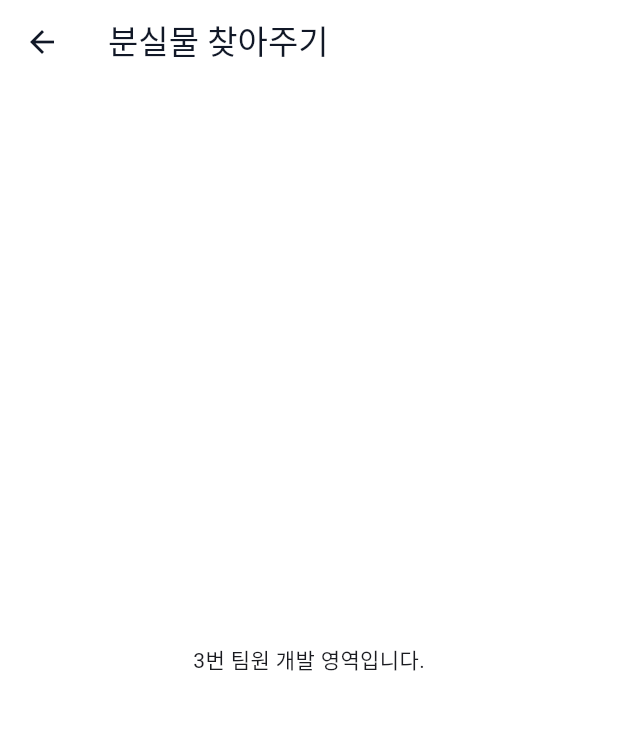
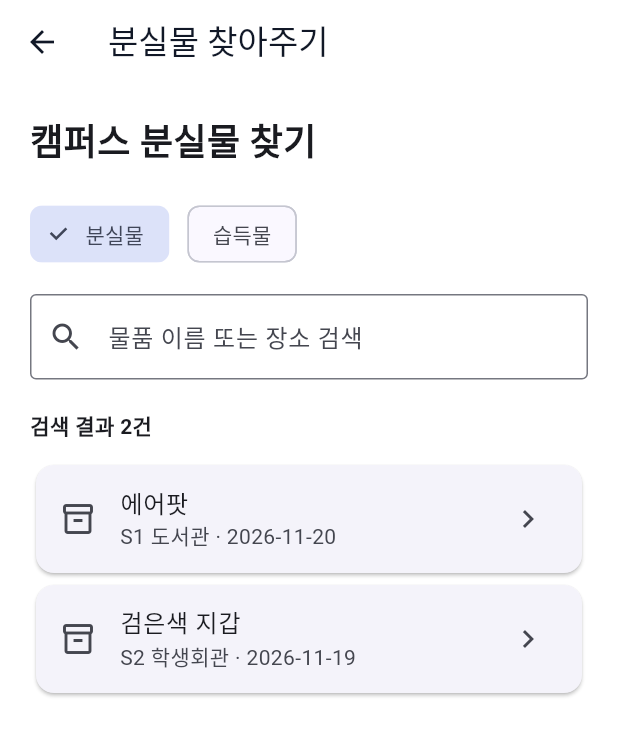
Before and after one commit to lsh4749/hanbat_campus_app, a Flutter app: the LostFoundScreen screen opened directly, on a phone screen of 412 x 824 dp. Shown: the top 736 px of the screen. Run offline on Flutter 3.47's test engine with Material 3 defaults, Android fonts, the phone set to English and light mode, and no system bars; our stand-ins replace cloud_firestore, firebase_auth, firebase_core, shared_preferences; accounts and stored records are empty; network calls fail.

Commit message:
feat: implement lost and found list screen

```diff
--- a/lib/lost_found/lost_found_screen.dart
+++ b/lib/lost_found/lost_found_screen.dart
@@ -1,13 +1,181 @@
+
 import 'package:flutter/material.dart';
 
-class LostFoundScreen extends StatelessWidget {
+class LostFoundScreen extends StatefulWidget {
   const LostFoundScreen({super.key});
 
   @override
+  State<LostFoundScreen> createState() => _LostFoundScreenState();
+}
+
+class _LostFoundScreenState extends State<LostFoundScreen> {
+  String selectedType = '분실물';
+  String searchText = '';
+
+  // 화면 테스트용 임시 데이터
+  final List<Map<String, String>> items = [
+    {
+      'type': '분실물',
+      'title': '에어팟',
+      'location': 'S1 도서관',
+      'date': '2026-11-20',
+      'description': '흰색 에어팟입니다. 도서관 2층에서 잃어버렸어요.',
+    },
+    {
+      'type': '분실물',
+      'title': '검은색 지갑',
+      'location': 'S2 학생회관',
+      'date': '2026-11-19',
+      'description': '학생회관 근처에서 분실했습니다.',
+    },
+    {
+      'type': '습득물',
+      'title': '학생증',
+      'location': 'S1 도서관',
+      'date': '2026-11-20',
+      'description': '도서관 입구에서 주웠습니다.',
+    },
+    {
+      'type': '습득물',
+      'title': '에어팟',
+      'location': 'S1 도서관',
+      'date': '2026-11-20',
+      'description': '흰색 에어팟을 도서관에서 발견했습니다.',
+    },
+  ];
+
+  @override
   Widget build(BuildContext context) {
+    final filteredItems = items.where((item) {
+      final matchesType = item['type'] == selectedType;
+      final matchesSearch =
+          item['title']!.toLowerCase().contains(
+                searchText.toLowerCase(),
+              ) ||
+          item['location']!.toLowerCase().contains(
+                searchText.toLowerCase(),
+              );
+
+      return matchesType && matchesSearch;
+    }).toList();
+
     return Scaffold(
-      appBar: AppBar(title: const Text('분실물 찾아주기')),
-      body: const Center(child: Text('3번 팀원 개발 영역입니다.')),
+      appBar: AppBar(
+        title: const Text('분실물 찾아주기'),
+      ),
+      body: Center(
+        child: ConstrainedBox(
+          constraints: const BoxConstraints(maxWidth: 850),
+          child: Padding(
+            padding: const EdgeInsets.all(20),
+            child: Column(
+              crossAxisAlignment: CrossAxisAlignment.start,
+              children: [
+                const Text(
+                  '캠퍼스 분실물 찾기',
+                  style: TextStyle(
+                    fontSize: 24,
+                    fontWeight: FontWeight.bold,
+                  ),
+                ),
+
+                const SizedBox(height: 20),
+
+                // 분실물 / 습득물 전환
+                Wrap(
+                  spacing: 12,
+                  children: ['분실물', '습득물'].map((type) {
+                    return ChoiceChip(
+                      label: Text(type),
+                      selected: selectedType == type,
+                      onSelected: (_) {
+                        setState(() {
+                          selectedType = type;
+                        });
+                      },
+                    );
+                  }).toList(),
+                ),
+
+                const SizedBox(height: 16),
+
+                // 검색창
+                TextField(
+                  decoration: const InputDecoration(
+                    hintText: '물품 이름 또는 장소 검색',
+                    prefixIcon: Icon(Icons.search),
+                    border: OutlineInputBorder(),
+                  ),
+                  onChanged: (value) {
+                    setState(() {
+                      searchText = value;
+                    });
+                  },
+                ),
+
+                const SizedBox(height: 20),
+
+                Text(
+                  '검색 결과 ${filteredItems.length}건',
+                  style: const TextStyle(
+                    fontWeight: FontWeight.bold,
+                  ),
+                ),
+
+                const SizedBox(height: 12),
+
+                // 게시물 목록
+                Expanded(
+                  child: filteredItems.isEmpty
+                      ? const Center(
+                          child: Text('검색 결과가 없습니다.'),
+                        )
+                      : ListView.builder(
+                          itemCount: filteredItems.length,
+                          itemBuilder: (context, index) {
+                            final item = filteredItems[index];
+
+                            return Card(
+                              child: ListTile(
+                                leading: const Icon(
+                                  Icons.inventory_2_outlined,
+                                ),
+                                title: Text(item['title']!),
+                                subtitle: Text(
+                                  '${item['location']} · ${item['date']}',
+                                ),
+                                trailing: const Icon(
+                                  Icons.chevron_right,
+                                ),
+                                onTap: () {
+                                  showDialog(
+                                    context: context,
+                                    builder: (context) => AlertDialog(
+                                      title: Text(item['title']!),
+                                      content: Text(
+                                        item['description']!,
+                                      ),
+                                      actions: [
+                                        TextButton(
+                                          onPressed: () {
+                                            Navigator.pop(context);
+                                          },
+                                          child: const Text('닫기'),
+                                        ),
+                                      ],
+                                    ),
+                                  );
+                                },
+                              ),
+                            );
+                          },
+                        ),
+                ),
+              ],
+            ),
+          ),
+        ),
+      ),
     );
   }
 }
```
